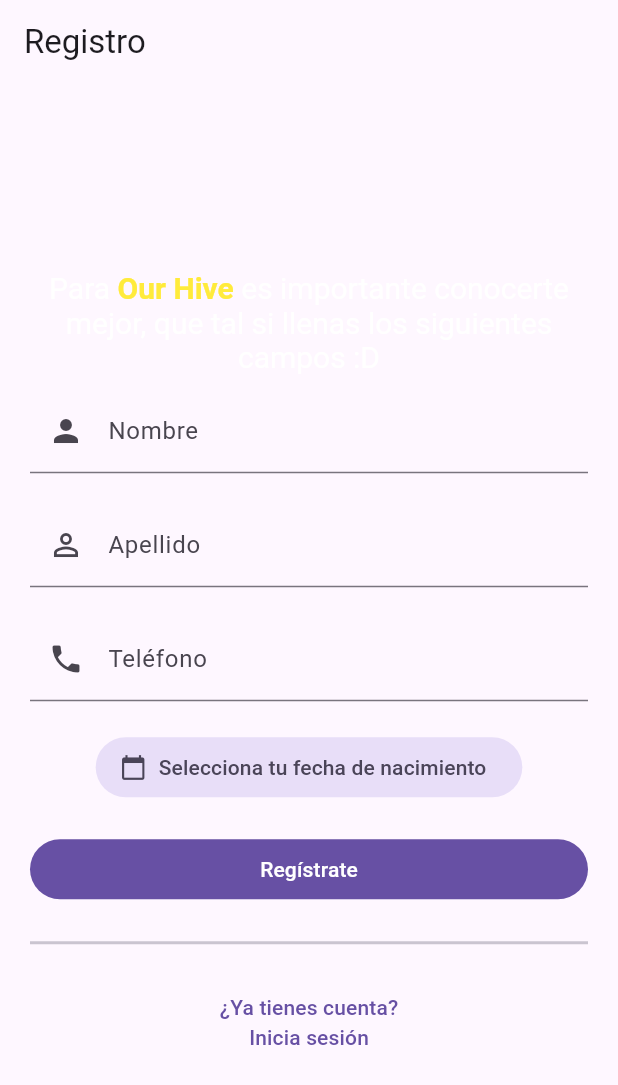
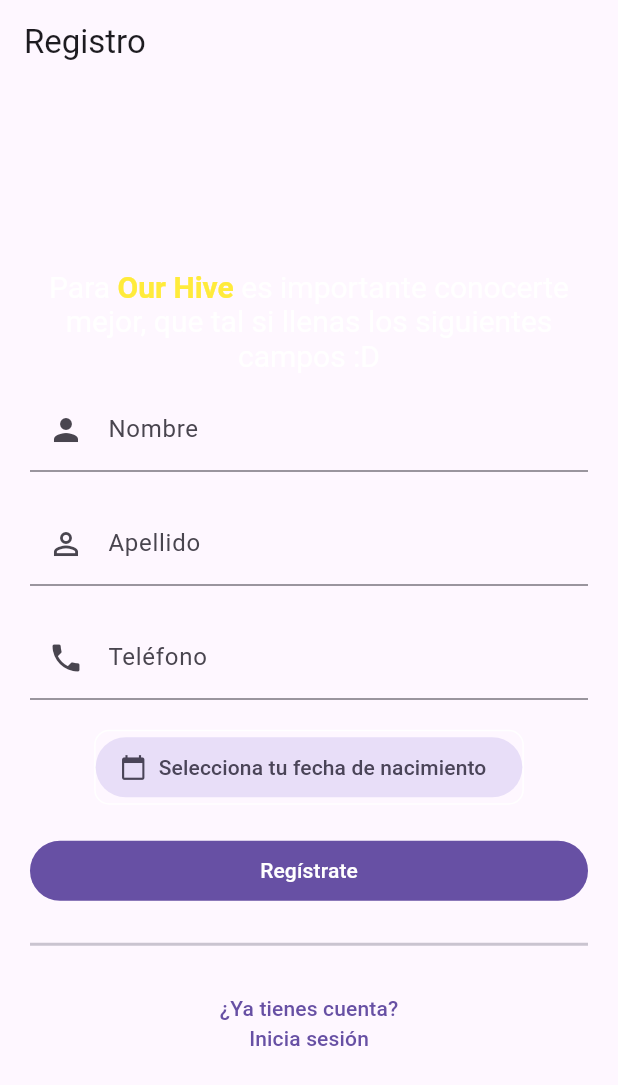
Before and after one commit to Our-Hive/emotional_app, a Flutter app: the SignUpStepContactScreen screen opened by its route, on a phone screen of 412 x 824 dp. Shown: the top 1085 px of the screen. Run offline on Flutter 3.47's test engine with Material 3 defaults, Android fonts, the phone set to English and light mode, and no system bars; our stand-ins replace flutter_dotenv, go_router.

Commit message:
feat: add color borner to birthday field

```diff
--- a/lib/features/account/auth/ui/screens/sign_up_multi_step/step_contact_screen.dart
+++ b/lib/features/account/auth/ui/screens/sign_up_multi_step/step_contact_screen.dart
@@ -39,7 +39,12 @@
                           prefixIcon: Icon(Icons.phone), labelText: 'Teléfono'),
                     ),
                     const SizedBox(height: 20),
-                    FilledButton.tonalIcon(
+                    Container(
+                      decoration: BoxDecoration(
+                        border: Border.all(color: Colors.white),
+                        borderRadius: BorderRadius.circular(10),
+                      ),
+                      child: FilledButton.tonalIcon(
                         onPressed: () async {
                           DateTime? selectedDate = await showDatePicker(
                             context: context,
@@ -51,6 +56,7 @@
                         },
                         icon: const Icon(Icons.calendar_today),
                         label: const Text('Selecciona tu fecha de nacimiento'),
+                      ),
                     )
                   ],
                 ),
```
Lines whose indentation alone changed are shown as unchanged.
